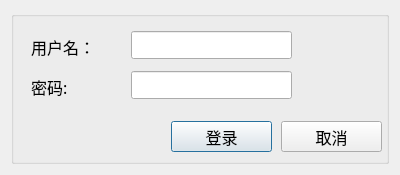
Qt form Rule-design/uisrc/logdialog.ui (zhyhouyuan/Project) before a commit.
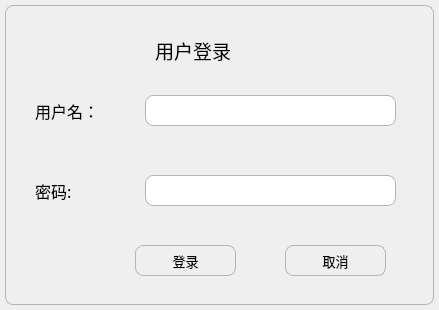
The same form after that commit. Icons and pictures are not drawn.

Diff of the .ui file:
```diff
--- a/Rule-design/uisrc/logdialog.ui
+++ b/Rule-design/uisrc/logdialog.ui
@@ -6,8 +6,8 @@
    <rect>
     <x>0</x>
     <y>0</y>
-    <width>400</width>
-    <height>175</height>
+    <width>439</width>
+    <height>310</height>
    </rect>
   </property>
   <property name="font">
@@ -23,27 +23,54 @@
    <iconset resource="source.qrc">
     <normaloff>:/image/print.png</normaloff>:/image/print.png</iconset>
   </property>
+  <property name="styleSheet">
+   <string notr="true">border:1px solid rgb(240, 240, 240);
+border-radius: 5px;</string>
+  </property>
   <layout class="QVBoxLayout" name="verticalLayout">
+   <property name="leftMargin">
+    <number>5</number>
+   </property>
+   <property name="topMargin">
+    <number>5</number>
+   </property>
+   <property name="rightMargin">
+    <number>5</number>
+   </property>
+   <property name="bottomMargin">
+    <number>5</number>
+   </property>
    <item>
     <widget class="QGroupBox" name="groupBox">
+     <property name="styleSheet">
+      <string notr="true">border:1px solid rgb(180, 180, 180);
+border-radius: 8px;</string>
+     </property>
      <property name="title">
       <string/>
      </property>
      <widget class="QLabel" name="labUserName">
       <property name="geometry">
        <rect>
-        <x>20</x>
-        <y>20</y>
+        <x>30</x>
+        <y>90</y>
         <width>91</width>
         <height>31</height>
        </rect>
       </property>
       <property name="font">
        <font>
-        <family>Agency FB</family>
+        <family>Microsoft YaHei</family>
         <pointsize>12</pointsize>
+        <weight>50</weight>
+        <italic>false</italic>
+        <bold>false</bold>
        </font>
       </property>
+      <property name="styleSheet">
+       <string notr="true">font: 12pt &quot;Microsoft YaHei&quot;;
+border:none;</string>
+      </property>
       <property name="text">
        <string>用户名：</string>
       </property>
@@ -51,18 +78,25 @@
      <widget class="QLabel" name="labUserPwd">
       <property name="geometry">
        <rect>
-        <x>20</x>
-        <y>60</y>
+        <x>30</x>
+        <y>170</y>
         <width>91</width>
         <height>31</height>
        </rect>
       </property>
       <property name="font">
        <font>
-        <family>Agency FB</family>
+        <family>Microsoft YaHei</family>
         <pointsize>12</pointsize>
+        <weight>50</weight>
+        <italic>false</italic>
+        <bold>false</bold>
        </font>
       </property>
+      <property name="styleSheet">
+       <string notr="true">font: 12pt &quot;Microsoft YaHei&quot;;
+border:none;</string>
+      </property>
       <property name="text">
        <string>密码:</string>
       </property>
@@ -70,10 +104,10 @@
      <widget class="QLineEdit" name="rulebasepwd">
       <property name="geometry">
        <rect>
-        <x>120</x>
-        <y>60</y>
-        <width>161</width>
-        <height>28</height>
+        <x>140</x>
+        <y>170</y>
+        <width>251</width>
+        <height>31</height>
        </rect>
       </property>
       <property name="echoMode">
@@ -83,10 +117,10 @@
      <widget class="QLineEdit" name="username">
       <property name="geometry">
        <rect>
-        <x>120</x>
-        <y>20</y>
-        <width>161</width>
-        <height>28</height>
+        <x>140</x>
+        <y>90</y>
+        <width>251</width>
+        <height>31</height>
        </rect>
       </property>
       <property name="echoMode">
@@ -96,15 +130,34 @@
      <widget class="QPushButton" name="btnLogin">
       <property name="geometry">
        <rect>
-        <x>160</x>
-        <y>110</y>
+        <x>130</x>
+        <y>240</y>
         <width>101</width>
         <height>31</height>
        </rect>
       </property>
+      <property name="font">
+       <font>
+        <family>微软雅黑</family>
+        <pointsize>10</pointsize>
+       </font>
+      </property>
       <property name="cursor">
        <cursorShape>PointingHandCursor</cursorShape>
       </property>
+      <property name="styleSheet">
+       <string notr="true">QPushButton:pressed{
+background-color:rgba(100,255,100,200);
+border-color:rgba(255,255,255,30);
+border-style:inset;
+color:rgba(0,0,0,100);
+}
+QPushButton:hover{
+/*background-color: #f26522;*/
+background-color: #4169E1;
+color:#fff;
+}</string>
+      </property>
       <property name="text">
        <string>登录</string>
       </property>
@@ -122,15 +175,35 @@
      <widget class="QPushButton" name="btnClose">
       <property name="geometry">
        <rect>
-        <x>270</x>
-        <y>110</y>
+        <x>280</x>
+        <y>240</y>
         <width>101</width>
         <height>31</height>
        </rect>
       </property>
+      <property name="font">
+       <font>
+        <family>微软雅黑</family>
+        <pointsize>10</pointsize>
+       </font>
+      </property>
       <property name="cursor">
        <cursorShape>PointingHandCursor</cursorShape>
       </property>
+      <property name="styleSheet">
+       <string notr="true">QPushButton:pressed{
+background-color:rgba(100,255,100,200);
+border-color:rgba(255,255,255,30);
+border-style:inset;
+color:rgba(0,0,0,100);
+
+}
+QPushButton:hover{
+/*background-color: #f26522;*/
+background-color: #4169E1;
+color:#fff;
+}</string>
+      </property>
       <property name="text">
        <string>取消</string>
       </property>
@@ -145,6 +218,32 @@
        </size>
       </property>
      </widget>
+     <widget class="QLabel" name="labUserName_2">
+      <property name="geometry">
+       <rect>
+        <x>150</x>
+        <y>30</y>
+        <width>91</width>
+        <height>31</height>
+       </rect>
+      </property>
+      <property name="font">
+       <font>
+        <family>Microsoft YaHei</family>
+        <pointsize>14</pointsize>
+        <weight>50</weight>
+        <italic>false</italic>
+        <bold>false</bold>
+       </font>
+      </property>
+      <property name="styleSheet">
+       <string notr="true">font: 14pt &quot;Microsoft YaHei&quot;;
+border:none;</string>
+      </property>
+      <property name="text">
+       <string>用户登录</string>
+      </property>
+     </widget>
     </widget>
    </item>
   </layout>
```
Left out of the diff: 8 changed lines with no effect on the pictures.
